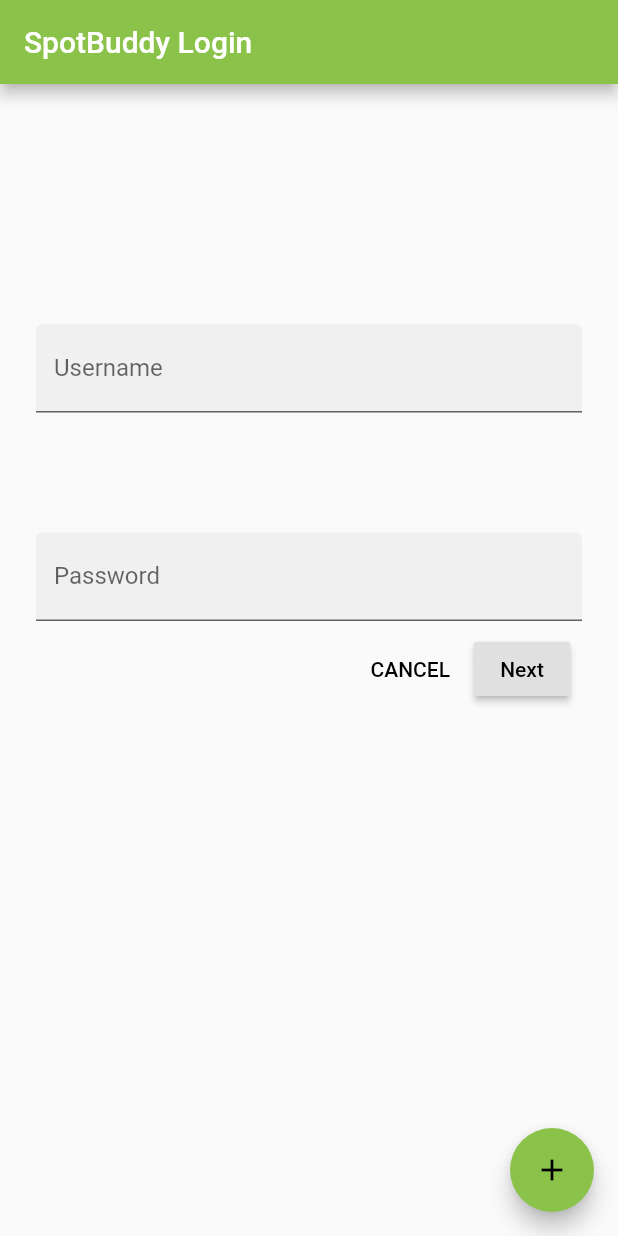
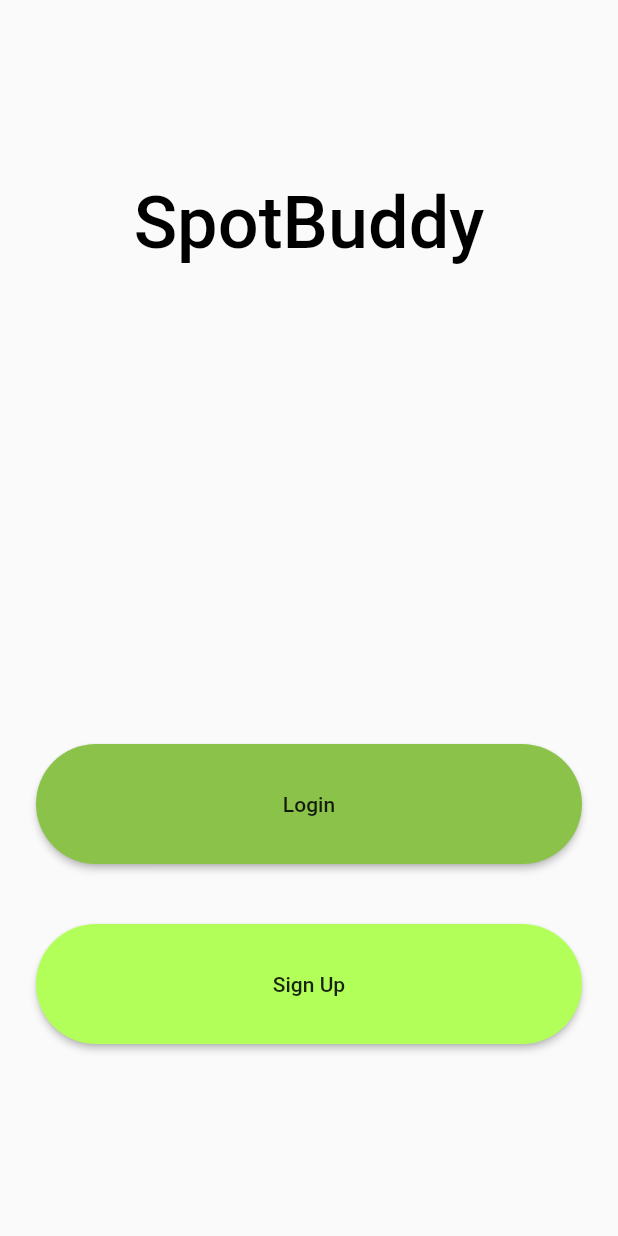
Before and after one commit to rdale240/SpotBuddy, a Flutter app: the screen it shows after launch, on a phone screen of 412 x 824 dp. Run offline on Flutter 3.47's test engine with Material 2 defaults, Android fonts, the phone set to English and light mode, and no system bars.

Commit message:
Sign up screen added

```diff
--- a/lib/main.dart
+++ b/lib/main.dart
@@ -1,5 +1,7 @@
 import 'package:flutter/material.dart';
 import 'package:http/http.dart' as http;
+import './login.dart';
+import './signup.dart';
 
 void main() => runApp(MyApp());
 
@@ -28,16 +30,16 @@ class MyApp extends StatelessWidget {
           display4: new TextStyle(color: Colors.white),
           body2: new TextStyle(color: Colors.white),
           headline: new TextStyle(color: Colors.white),
-          title: new TextStyle(color: Colors.white),
+          title: new TextStyle(color: Colors.black, fontSize: 48),
         ),
       ),
-      home: MyHomePage(title: 'SpotBuddy Login'),
+      home: Landing(title: 'SpotBuddy'),
     );
   }
 }
 
-class MyHomePage extends StatefulWidget {
-  MyHomePage({Key key, this.title}) : super(key: key);
+class Landing extends StatefulWidget {
+  Landing({Key key, this.title}) : super(key: key);
 
   // This widget is the home page of your application. It is stateful, meaning
   // that it has a State object (defined below) that contains fields that affect
@@ -51,39 +53,16 @@ class MyHomePage extends StatefulWidget {
   final String title;
 
   @override
-  _MyHomePageState createState() => _MyHomePageState();
+  _LandingState createState() => _LandingState();
 }
 
-class _MyHomePageState extends State<MyHomePage> {
-  int _counter = 0;
+class _LandingState extends State<Landing> {
+  void _Log() {
+    print('print: Login Press');
+  }
 
-  void _incrementCounter() {
-    var url = "http://13.59.182.232/createProfile";
-    //var url = "http://18.222.104.22/createProfile";
-    setState(() {
-      // This call to setState tells the Flutter framework that something has
-      // changed in this State, which causes it to rerun the build method below
-      // so that the display can reflect the updated values. If we changed
-      // _counter without calling setState(), then the build method would not be
-      // called again, and so nothing would appear to happen.
-      _counter++;
-      http.post(url, body: {
-        "first_name": "App Post",
-        "email": "app@app.com",
-        "pass": "******",
-        "birthday": "2-5-1978",
-        "messangerID": "SomeID",
-        "broadLocationID": "SomeID",
-        "focusedLocationID": "Some ID",
-        "biography": "Posting From App",
-        "isABuddy": "1",
-        "publicRating": "4.6",
-        "govtID": "Good Question"
-      }).then((response) {
-        print("Response status: ${response.statusCode}");
-        print("Response body: ${response.body}");
-      });
-    });
+  void _Create() {
+    print('print: Create Press');
   }
 
   @override
@@ -95,12 +74,7 @@ class _MyHomePageState extends State<MyHomePage> {
     // fast, so that you can just rebuild anything that needs updating rather
     // than having to individually change instances of widgets.
     return Scaffold(
-      appBar: AppBar(
-        // Here we take the value from the MyHomePage object that was created by
-        // the App.build method, and use it to set our appbar title.
-        title: Text(widget.title, style: TextStyle(color: Colors.white)),
-      ),
-      body: SafeArea(
+      body: Center(
         // Center is a layout widget. It takes a single child and positions it
         // in the middle of the parent.
         child: ListView(
@@ -120,44 +94,50 @@ class _MyHomePageState extends State<MyHomePage> {
           // horizontal).
           padding: EdgeInsets.symmetric(horizontal: 24.0),
           children: <Widget>[
-            SizedBox(height: 80.0),
-            SizedBox(height: 80.0), // Space for Logo
-            TextField(
-              decoration: InputDecoration(
-                labelText: "Username",
-                filled: true,
-              ),
+            SizedBox(height: 120.0),
+            Container(
+                child: new Text('SpotBuddy',
+                    style: Theme.of(context).textTheme.title),
+                alignment: Alignment(0.0, 0.0)),
+            SizedBox(height: 200.0), // Space for Logo
+            SizedBox(height: 120.0),
+            MaterialButton(
+              child: Text("Login"),
+              color: Colors.lightGreen,
+              minWidth: 200,
+              height: 80,
+              shape: new RoundedRectangleBorder(
+                  borderRadius: new BorderRadius.circular(100.0)),
+              onPressed: () {
+                _Log();
+                Navigator.push(
+                    context,
+                    MaterialPageRoute(
+                        builder: (context) =>
+                            LoginPage(title: "SpotBuddy Login")));
+              },
             ),
-            SizedBox(height: 80.0),
-            TextField(
-              decoration: InputDecoration(
-                labelText: "Password",
-                filled: true,
-              ),
-              obscureText: true,
-            ),
-            ButtonBar(
-              children: <Widget>[
-                FlatButton(
-                  child: Text('CANCEL'),
-                  onPressed: () {},
-                ),
-                RaisedButton(
-                  child: Text("Next"),
-                  onPressed: () {
-                    _incrementCounter();
-                  },
-                )
-              ],
+            SizedBox(height: 40.0),
+            MaterialButton(
+              child: Text("Sign Up"),
+              color: Colors.lightGreenAccent,
+              minWidth: 200,
+              height: 80,
+              clipBehavior: Clip.antiAlias,
+              shape: new RoundedRectangleBorder(
+                  borderRadius: new BorderRadius.circular(100.0)),
+              onPressed: () {
+                _Create();
+                Navigator.push(
+                    context,
+                    MaterialPageRoute(
+                        builder: (context) =>
+                            SignUpPage(title: "SpotBuddy Sign Up")));
+              },
             ),
           ],
         ),
       ),
-      floatingActionButton: FloatingActionButton(
-        onPressed: _incrementCounter,
-        tooltip: 'Increment',
-        child: Icon(Icons.add),
-      ), // This trailing comma makes auto-formatting nicer for build methods.
     );
   }
 }
```
Also changed, not shown: lib/login.dart (added, +129 -0 lines), lib/signup.dart (added, +192 -0 lines).
